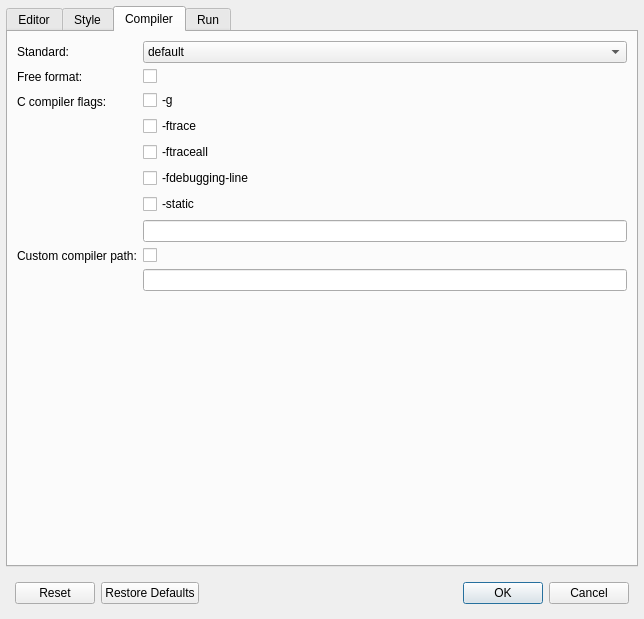
Old version of the form forms/dlg_preferences.ui in the repository OpenCobolIDE/OpenCobolIDE.
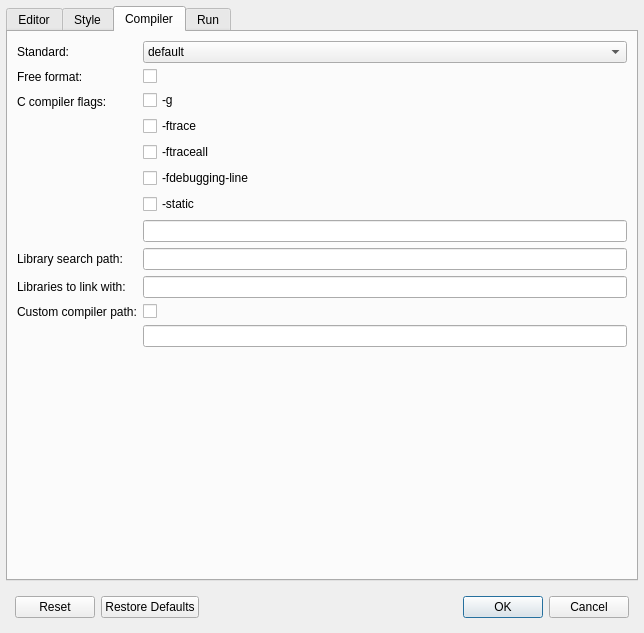
New version of the form. The open tabs and pages were chosen to show the change. Icons and pictures are not drawn. Custom widgets are drawn as their Qt base class.

Commit message: Add ability to specify libraries to link with (and set the lib search dir)

What changed in the file:
```diff
--- a/forms/dlg_preferences.ui
+++ b/forms/dlg_preferences.ui
@@ -7,7 +7,7 @@
     <x>0</x>
     <y>0</y>
     <width>644</width>
-    <height>619</height>
+    <height>633</height>
    </rect>
   </property>
   <property name="windowTitle">
@@ -644,14 +644,14 @@
             </item>
            </layout>
           </item>
-          <item row="4" column="0">
+          <item row="6" column="0">
            <widget class="QLabel" name="label_compiler_path">
             <property name="text">
              <string>Custom compiler path:</string>
             </property>
            </widget>
           </item>
-          <item row="4" column="1">
+          <item row="6" column="1">
            <widget class="QCheckBox" name="checkBoxCustomPath">
             <property name="toolTip">
              <string>Enable/Disable custom compiler path</string>
@@ -664,7 +664,7 @@
             </property>
            </widget>
           </item>
-          <item row="5" column="1">
+          <item row="7" column="1">
            <widget class="QLineEdit" name="lineEditCompilerPath">
             <property name="toolTip">
              <string>Path to the compiler (should not include the executable name, only the directory path)</string>
@@ -713,6 +713,34 @@
             </item>
            </widget>
           </item>
+          <item row="4" column="0">
+           <widget class="QLabel" name="label_17">
+            <property name="text">
+             <string>Library search path:</string>
+            </property>
+           </widget>
+          </item>
+          <item row="4" column="1">
+           <widget class="QLineEdit" name="lineEditLibSearchPath">
+            <property name="toolTip">
+             <string>&lt;html&gt;&lt;head/&gt;&lt;body&gt;&lt;p&gt;You can set the library search path here (-L option)&lt;/p&gt;&lt;/body&gt;&lt;/html&gt;</string>
+            </property>
+           </widget>
+          </item>
+          <item row="5" column="0">
+           <widget class="QLabel" name="label_18">
+            <property name="text">
+             <string>Libraries to link with:</string>
+            </property>
+           </widget>
+          </item>
+          <item row="5" column="1">
+           <widget class="QLineEdit" name="lineEditLibs">
+            <property name="toolTip">
+             <string>&lt;html&gt;&lt;head/&gt;&lt;body&gt;&lt;p&gt;Add the libraries you would like your programs to link with here (-l option)&lt;/p&gt;&lt;/body&gt;&lt;/html&gt;</string>
+            </property>
+           </widget>
+          </item>
          </layout>
         </widget>
         <widget class="QWidget" name="tabRun">
```
Left out of the diff: 2 changed lines with no effect on the pictures. The commit also changes 5 other files.
